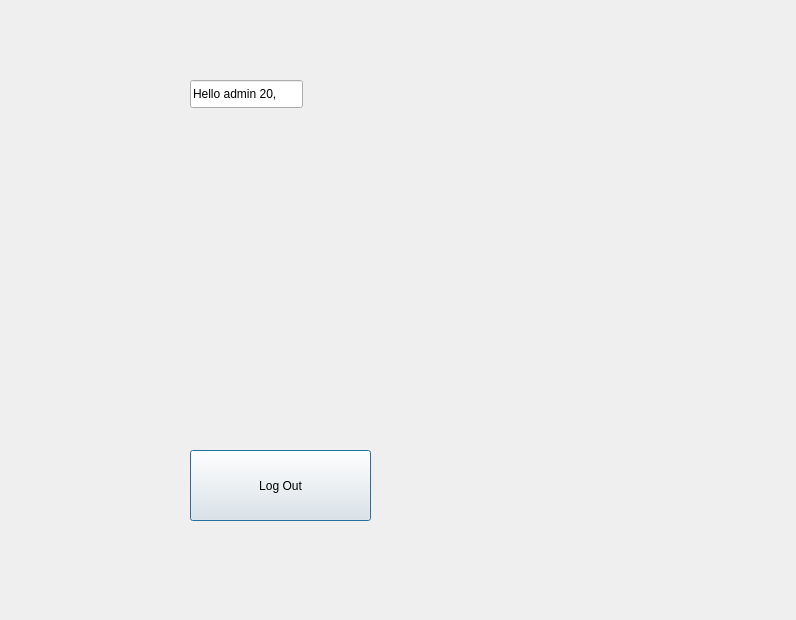
Qt form CinemaProject/welcomewindow.ui (yomnahisham/QT-Lab-Assignment1) before a commit.
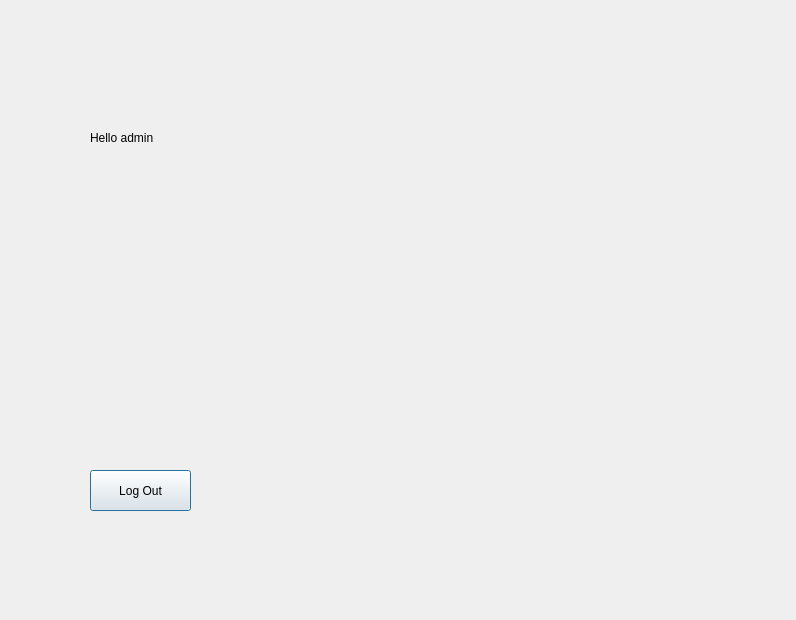
The same form after that commit.

```diff
--- a/CinemaProject/welcomewindow.ui
+++ b/CinemaProject/welcomewindow.ui
@@ -16,42 +16,42 @@
   <widget class="QLabel" name="PicLabel">
    <property name="geometry">
     <rect>
-     <x>190</x>
-     <y>150</y>
-     <width>361</width>
-     <height>211</height>
+     <x>90</x>
+     <y>180</y>
+     <width>461</width>
+     <height>271</height>
     </rect>
    </property>
    <property name="text">
     <string/>
    </property>
   </widget>
-  <widget class="QLineEdit" name="WelcMsg">
-   <property name="geometry">
-    <rect>
-     <x>190</x>
-     <y>80</y>
-     <width>113</width>
-     <height>28</height>
-    </rect>
-   </property>
-   <property name="text">
-    <string>Hello admin 20,</string>
-   </property>
-  </widget>
   <widget class="QPushButton" name="LogOutButton">
    <property name="geometry">
     <rect>
-     <x>190</x>
-     <y>450</y>
-     <width>181</width>
-     <height>71</height>
+     <x>90</x>
+     <y>470</y>
+     <width>101</width>
+     <height>41</height>
     </rect>
    </property>
    <property name="text">
     <string>Log Out</string>
    </property>
   </widget>
+  <widget class="QLabel" name="Welcmsg">
+   <property name="geometry">
+    <rect>
+     <x>90</x>
+     <y>130</y>
+     <width>131</width>
+     <height>16</height>
+    </rect>
+   </property>
+   <property name="text">
+    <string>Hello admin </string>
+   </property>
+  </widget>
  </widget>
  <resources/>
  <connections/>
```
